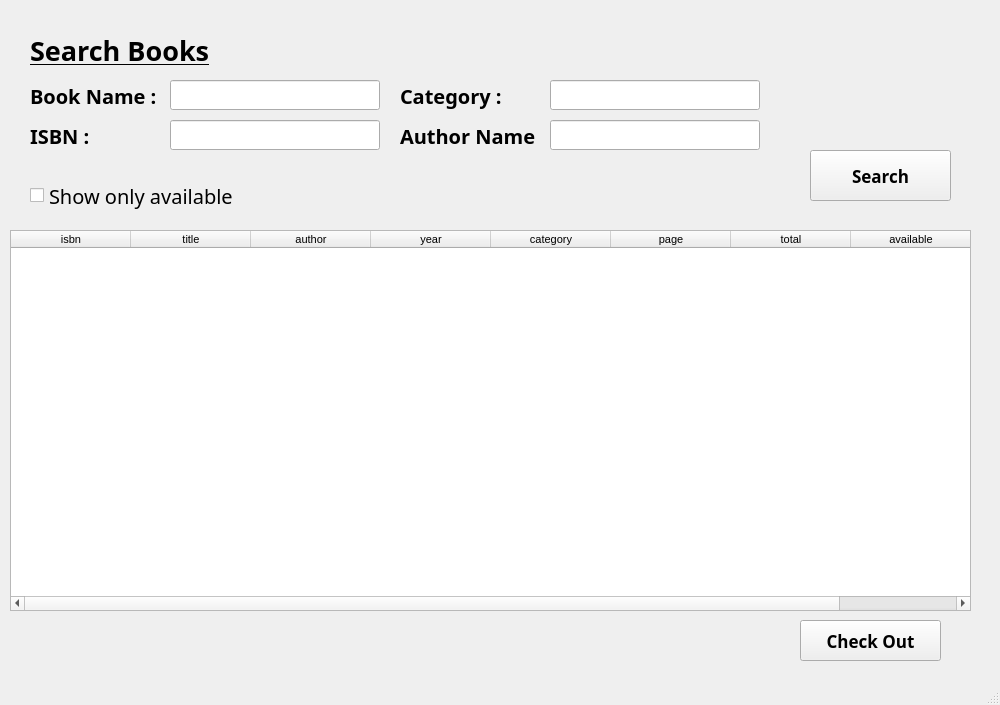
First picture: the form in ui/BookSearch.ui, repository simayseyrek/LibraryManagementSystem, before the edit.
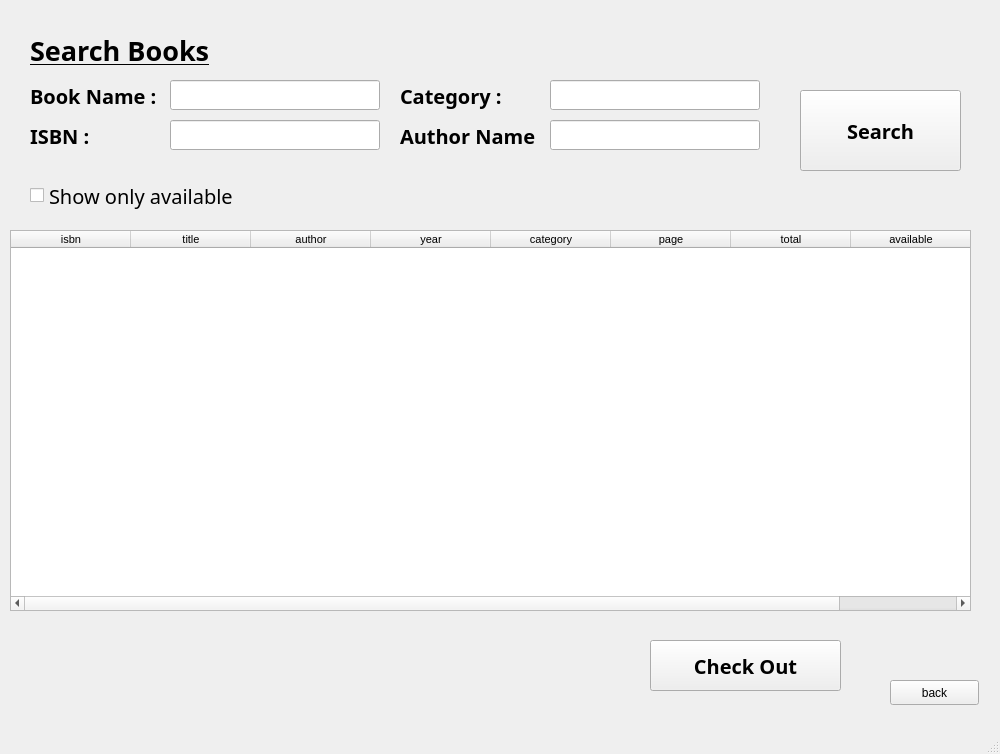
Second picture: the form after the edit. Icons and pictures are not drawn.

```diff
--- a/ui/BookSearch.ui
+++ b/ui/BookSearch.ui
@@ -7,7 +7,7 @@
     <x>0</x>
     <y>0</y>
     <width>1000</width>
-    <height>705</height>
+    <height>754</height>
    </rect>
   </property>
   <property name="windowTitle">
@@ -123,16 +123,16 @@
    <widget class="QPushButton" name="button_search">
     <property name="geometry">
      <rect>
-      <x>810</x>
-      <y>150</y>
-      <width>141</width>
-      <height>51</height>
+      <x>800</x>
+      <y>90</y>
+      <width>161</width>
+      <height>81</height>
      </rect>
     </property>
     <property name="font">
      <font>
       <family>Umpush</family>
-      <pointsize>13</pointsize>
+      <pointsize>15</pointsize>
       <weight>75</weight>
       <bold>true</bold>
      </font>
@@ -140,6 +140,16 @@
     <property name="text">
      <string>Search</string>
     </property>
+    <property name="icon">
+     <iconset>
+      <normaloff>book_searchj.png</normaloff>book_searchj.png</iconset>
+    </property>
+    <property name="iconSize">
+     <size>
+      <width>50</width>
+      <height>50</height>
+     </size>
+    </property>
    </widget>
    <widget class="QCheckBox" name="checkbox_available">
     <property name="geometry">
@@ -164,16 +174,16 @@
    <widget class="QPushButton" name="button_checkout">
     <property name="geometry">
      <rect>
-      <x>800</x>
-      <y>620</y>
-      <width>141</width>
-      <height>41</height>
+      <x>650</x>
+      <y>640</y>
+      <width>191</width>
+      <height>51</height>
      </rect>
     </property>
     <property name="font">
      <font>
       <family>Umpush</family>
-      <pointsize>13</pointsize>
+      <pointsize>15</pointsize>
       <weight>75</weight>
       <bold>true</bold>
      </font>
@@ -181,6 +191,16 @@
     <property name="text">
      <string>Check Out</string>
     </property>
+    <property name="icon">
+     <iconset>
+      <normaloff>book_checkout.png</normaloff>book_checkout.png</iconset>
+    </property>
+    <property name="iconSize">
+     <size>
+      <width>50</width>
+      <height>50</height>
+     </size>
+    </property>
    </widget>
    <widget class="QLineEdit" name="text_title">
     <property name="geometry">
@@ -298,6 +318,19 @@
      </property>
     </column>
    </widget>
+   <widget class="QPushButton" name="button_back">
+    <property name="geometry">
+     <rect>
+      <x>890</x>
+      <y>680</y>
+      <width>89</width>
+      <height>25</height>
+     </rect>
+    </property>
+    <property name="text">
+     <string>back</string>
+    </property>
+   </widget>
   </widget>
   <widget class="QStatusBar" name="statusbar"/>
  </widget>
```
